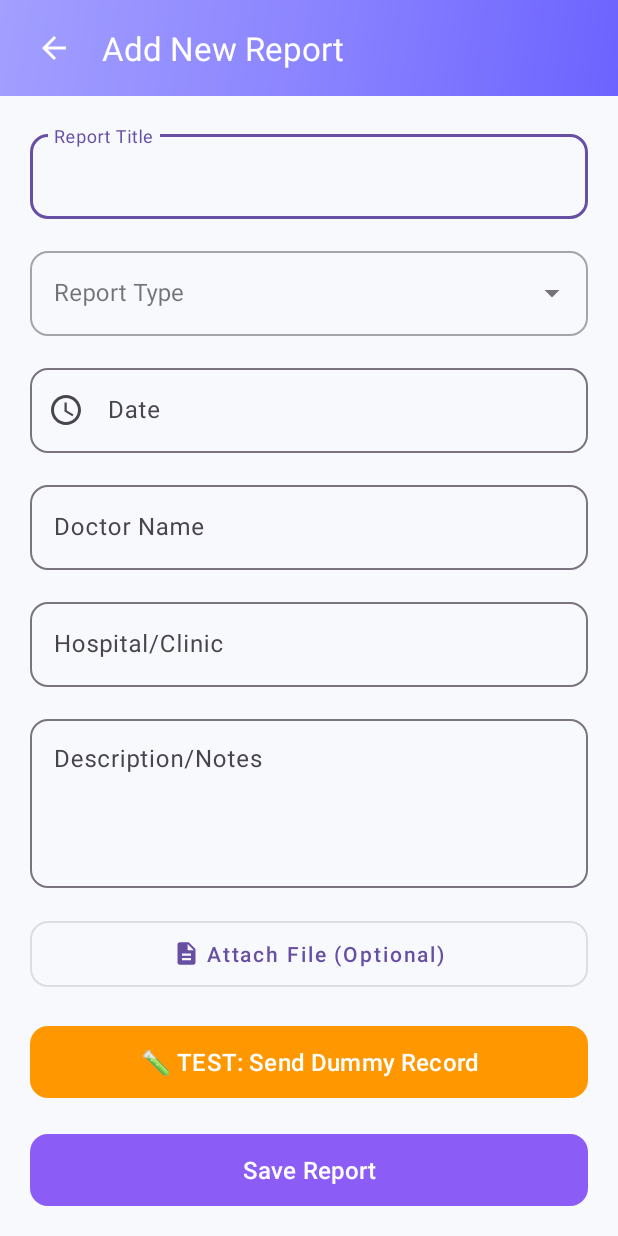
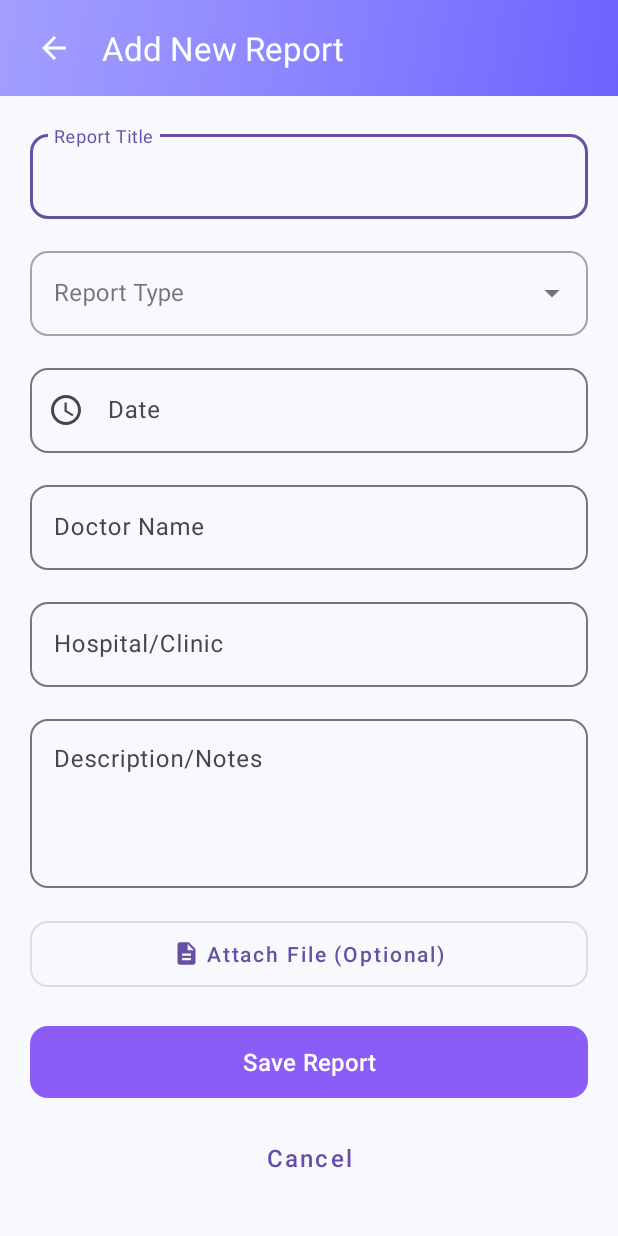
Before and after one commit to CC-LI-Jeffrey/Blockchain-based-Health-Wallet, an Android app: the AddReportActivity screen opened directly, with no data from a screen before it, on a phone screen of 412 x 824 dp. Run offline under Robolectric (Android 15) with nearby library versions, the phone set to English and light mode, and no system bars; libraries missing offline, so code that uses them is left out: com.reown.android, com.reown.appkit, org.web3j.abi, org.web3j.protocol, org.web3j.utils.

Commit message:
Update UI and comment

```diff
--- a/app/src/main/java/com/fyp/blockchainhealthwallet/ProfileActivity.kt
+++ b/app/src/main/java/com/fyp/blockchainhealthwallet/ProfileActivity.kt
@@ -119,7 +119,7 @@ class ProfileActivity : AppCompatActivity() {
                 Log.d(TAG, "Step 1 Result: personalInfoRef = $personalInfoRef")
 
                 if (personalInfoRef == null) {
-                    Log.w(TAG, "⚠️ personalInfoRef is NULL")
+                    Log.w(TAG, "personalInfoRef is NULL")
                 } else {
                     Log.d(TAG, "PersonalInfoRef details:")
                     Log.d(TAG, "  - exists: ${personalInfoRef.exists}")
--- a/app/src/main/java/com/fyp/blockchainhealthwallet/ReceivedRecordsActivity.kt
+++ b/app/src/main/java/com/fyp/blockchainhealthwallet/ReceivedRecordsActivity.kt
@@ -94,8 +94,8 @@ class ReceivedRecordsActivity : AppCompatActivity() {
                         share?.let {
                             Log.d(TAG, "Share $shareId: recipient=${it.recipientAddress}, category=${it.sharedDataCategory}")
                             // Check if this share is for current user
-                            if (it.recipientAddress.equals(address, ignoreCase = true)) {
-                                Log.d(TAG, "✅ Found share $shareId for current user!")
+                                if (it.recipientAddress.equals(address, ignoreCase = true)) {
+                                Log.d(TAG, "Found share $shareId for current user!")
                                 receivedShares.add(it)
                             }
                         }
--- a/app/src/main/java/com/fyp/blockchainhealthwallet/blockchain/BlockchainService.kt
+++ b/app/src/main/java/com/fyp/blockchainhealthwallet/blockchain/BlockchainService.kt
@@ -249,12 +249,12 @@ object BlockchainService {
                 ).send()
 
                 val elapsed = System.currentTimeMillis() - startTime
-                Log.d(TAG, "✅ $name RPC responded in ${elapsed}ms")
+                Log.d(TAG, "$name RPC responded in ${elapsed}ms")
 
                 return@withContext response
             } catch (e: Exception) {
                 val errorMsg = e.message ?: "Unknown error"
-                Log.w(TAG, "❌ $name RPC failed: $errorMsg")
+                Log.w(TAG, "$name RPC failed: $errorMsg")
                 lastException = e
                 // Continue to next endpoint
             }
@@ -345,7 +345,7 @@ object BlockchainService {
             )
 
             if (response.hasError()) {
-                Log.e(TAG, "❌ RPC Error: ${response.error.message}")
+                Log.e(TAG, "RPC Error: ${response.error.message}")
                 Log.e(TAG, "Error code: ${response.error.code}")
                 Log.e(TAG, "Error data: ${response.error.data}")
                 return@withContext null
@@ -356,7 +356,7 @@ object BlockchainService {
             Log.d(TAG, "Response is null or empty: ${result.isNullOrEmpty()}")
 
             if (result.isNullOrEmpty() || result == "0x") {
-                Log.w(TAG, "⚠️ Empty response from blockchain")
+                Log.w(TAG, "⚠Empty response from blockchain")
                 return@withContext null
             }
 
@@ -384,7 +384,7 @@ object BlockchainService {
             Log.d(TAG, "exists flag: $exists")
 
             if (!exists) {
-                Log.w(TAG, "⚠️ exists=false, no data stored")
+                Log.w(TAG, "exists=false, no data stored")
                 return@withContext null
             }
 
@@ -399,7 +399,7 @@ object BlockchainService {
             val stringDataEnd = stringDataStart + stringLength
 
             if (stringDataEnd > cleanHex.length) {
-                Log.e(TAG, "❌ String data out of bounds")
+                Log.e(TAG, "String data out of bounds")
                 return@withContext null
             }
 
@@ -417,7 +417,7 @@ object BlockchainService {
             )
 
             if (decodedResult.size < 5) {
-                Log.e(TAG, "❌ Invalid decoded result size: ${decodedResult.size}")
+                Log.e(TAG, "Invalid decoded result size: ${decodedResult.size}")
                 return@withContext null
             }
 
@@ -426,7 +426,7 @@ object BlockchainService {
             val createdAt = (decodedResult[2] as Uint256).value
             val lastUpdated = (decodedResult[3] as Uint256).value
 
-            Log.d(TAG, "✅ Successfully decoded PersonalInfoRef:")
+            Log.d(TAG, "Successfully decoded PersonalInfoRef:")
             Log.d(TAG, "  - IPFS Hash: $ipfsHash")
             Log.d(TAG, "  - Public Key Hash: $publicKeyHash")
             Log.d(TAG, "  - Created At: $createdAt")
@@ -640,11 +640,11 @@ object BlockchainService {
      */
     suspend fun sendDummyTestRecord(): String {
         Log.d(TAG, "========================================")
-        Log.d(TAG, "🧪 TESTING: Sending dummy personal info to HealthWalletV2...")
+        Log.d(TAG, "TESTING: Sending dummy personal info to HealthWalletV2...")
         Log.d(TAG, "========================================")
 
         // FORCE WalletManager to refresh its state
-        Log.d(TAG, "🔍 Forcing session state refresh...")
+        Log.d(TAG, "Forcing session state refresh...")
         WalletManager.forceRefreshSessionState()
 
         withContext(Dispatchers.Main) {
@@ -652,24 +652,24 @@ object BlockchainService {
         }
 
         if (!WalletManager.isConnected()) {
-            Log.e(TAG, "❌ NOT CONNECTED!")
+            Log.e(TAG, "NOT CONNECTED!")
             throw Exception("Wallet not connected. Please connect your wallet first.")
         }
 
         val account = try {
             AppKit.getAccount()
         } catch (e: Exception) {
-            Log.e(TAG, "❌ CRITICAL: Cannot get account from AppKit", e)
+            Log.e(TAG, "CRITICAL: Cannot get account from AppKit", e)
             throw Exception("WalletConnect session not available. Please reconnect your wallet.")
         }
 
         if (account == null) {
-            Log.e(TAG, "❌ CRITICAL: AppKit.getAccount() returned null!")
+            Log.e(TAG, "CRITICAL: AppKit.getAccount() returned null!")
             throw Exception("No wallet account available. Please connect your wallet first.")
         }
 
         val userAddress = account.address
-        Log.d(TAG, "✓ Address: $userAddress")
+        Log.d(TAG, "Address: $userAddress")
 
         val selectedChain = try {
             AppKit.getSelectedChain()
@@ -679,18 +679,18 @@ object BlockchainService {
         }
 
         val chainId = selectedChain?.chainReference ?: WalletManager.getChainId()
-        Log.d(TAG, "✓ Chain ID: $chainId")
+        Log.d(TAG, "Chain ID: $chainId")
 
         if (chainId == null) {
             throw Exception("No chain ID available - try reconnecting wallet.")
         }
 
         if (chainId != "11155111") {
-            Log.e(TAG, "⚠️ WRONG NETWORK! Current: $chainId, Expected: 11155111 (Sepolia)")
+            Log.e(TAG, "⚠WRONG NETWORK! Current: $chainId, Expected: 11155111 (Sepolia)")
             throw Exception("Wrong network! Please switch to Sepolia testnet. Current: $chainId")
         }
 
-        Log.d(TAG, "✓ On Sepolia network")
+        Log.d(TAG, "On Sepolia network")
 
         val nonce = try {
             withContext(Dispatchers.IO) {
@@ -700,7 +700,7 @@ object BlockchainService {
                 ).send()
 
                 val nonceValue = ethGetTransactionCount.transactionCount
-                Log.d(TAG, "✓ Nonce: $nonceValue")
+                Log.d(TAG, "Nonce: $nonceValue")
                 "0x${nonceValue.toString(16)}"
             }
         } catch (e: Exception) {
@@ -712,8 +712,8 @@ object BlockchainService {
         val dummyIpfsHash = "QmTestPersonalInfo123456789"
         val dummyPublicKeyHash = "0x" + "1234567890abcdef".repeat(4)  // 32 bytes hex
 
-        Log.d(TAG, "🧪 Dummy IPFS hash: $dummyIpfsHash")
-        Log.d(TAG, "🧪 Dummy public key hash: $dummyPublicKeyHash")
+        Log.d(TAG, "Dummy IPFS hash: $dummyIpfsHash")
+        Log.d(TAG, "Dummy public key hash: $dummyPublicKeyHash")
 
         // Encode setPersonalInfo function call
         val keyHashBytes = Numeric.hexStringToByteArray(dummyPublicKeyHash)
@@ -727,7 +727,7 @@ object BlockchainService {
         )
 
         val encodedFunction = FunctionEncoder.encode(function)
-        Log.d(TAG, "🧪 Encoded data: ${encodedFunction.take(66)}...")
+        Log.d(TAG, "Encoded data: ${encodedFunction.take(66)}...")
 
         return sendTransaction(
             from = userAddress,
@@ -1008,7 +1008,7 @@ object BlockchainService {
      */
     suspend fun getReportIds(userAddress: String): List<BigInteger> = withContext(Dispatchers.IO) {
         try {
-            Log.d(TAG, "🔍 Getting report IDs for: $userAddress")
+            Log.d(TAG, "Getting report IDs for: $userAddress")
 
             // Try direct contract call first
             val function = org.web3j.abi.datatypes.Function(
@@ -1018,7 +1018,7 @@ object BlockchainService {
             )
 
             val encodedFunction = FunctionEncoder.encode(function)
-            Log.d(TAG, "📤 Encoded function: $encodedFunction")
+            Log.d(TAG, "Encoded function: $encodedFunction")
 
             val response = web3j.ethCall(
                 org.web3j.protocol.core.methods.request.Transaction.createEthCallTransaction(
@@ -1030,12 +1030,12 @@ object BlockchainService {
             ).send()
 
             if (response.hasError()) {
-                Log.e(TAG, "❌ Error getting report IDs: ${response.error.message}")
+                Log.e(TAG, "Error getting report IDs: ${response.error.message}")
                 Log.e(TAG, "Error code: ${response.error.code}, Data: ${response.error.data}")
 
                 // If access control error, try fetching from events
                 if (response.error.message.contains("No access") || response.error.message.contains("revert")) {
-                    Log.w(TAG, "⚠️ Access control blocking read, trying events...")
+                    Log.w(TAG, "Access control blocking read, trying events...")
                     return@withContext getReportIdsFromEvents(userAddress)
                 }
 
@@ -1043,10 +1043,10 @@ object BlockchainService {
             }
 
             val result = response.value
-            Log.d(TAG, "📥 Response value: $result")
+            Log.d(TAG, "Response value: $result")
 
             if (result.isNullOrEmpty() || result == "0x") {
-                Log.w(TAG, "⚠️ Empty response - trying events...")
+                Log.w(TAG, "Empty response - trying events...")
                 return@withContext getReportIdsFromEvents(userAddress)
             }
 
@@ -1056,17 +1056,17 @@ object BlockchainService {
             )
 
             if (decodedResult.isEmpty()) {
-                Log.w(TAG, "⚠️ Decoded result is empty - trying events...")
+                Log.w(TAG, "Decoded result is empty - trying events...")
                 return@withContext getReportIdsFromEvents(userAddress)
             }
 
             @Suppress("UNCHECKED_CAST")
             val ids = (decodedResult[0] as DynamicArray<Uint256>).value
             val reportIds = ids.map { it.value }
-            Log.d(TAG, "✅ Found ${reportIds.size} report IDs: $reportIds")
+            Log.d(TAG, "Found ${reportIds.size} report IDs: $reportIds")
             reportIds
         } catch (e: Exception) {
-            Log.e(TAG, "❌ Error getting report IDs, trying events...", e)
+            Log.e(TAG, "Error getting report IDs, trying events...", e)
             getReportIdsFromEvents(userAddress)
         }
     }
@@ -1107,7 +1107,7 @@ object BlockchainService {
             val logs = web3j.ethGetLogs(eventFilter).send()
 
             if (logs.hasError()) {
-                Log.e(TAG, "❌ Error fetching events: ${logs.error.message}")
+                Log.e(TAG, "Error fetching events: ${logs.error.message}")
                 return@withContext emptyList()
             }
 
@@ -1125,11 +1125,11 @@ object BlockchainService {
                 }
             }.distinct().sorted()
 
-            Log.d(TAG, "✅ Found ${reportIds.size} report IDs from events: $reportIds")
+            Log.d(TAG, "Found ${reportIds.size} report IDs from events: $reportIds")
             reportIds
 
         } catch (e: Exception) {
-            Log.e(TAG, "❌ Error fetching report IDs from events", e)
+            Log.e(TAG, "Error fetching report IDs from events", e)
             emptyList()
         }
     }
@@ -1224,7 +1224,7 @@ object BlockchainService {
 
             val reportType = ReportType.values().getOrNull(reportTypeValue) ?: ReportType.OTHER
 
-            Log.d(TAG, "✅ Decoded report: id=$id, type=$reportType, hasFile=$hasFile")
+            Log.d(TAG, "Decoded report: id=$id, type=$reportType, hasFile=$hasFile")
 
             MedicalReportRef(
                 id = id,
@@ -1358,7 +1358,7 @@ object BlockchainService {
             Log.d(TAG, "Raw response value: $result")
 
             if (result.isNullOrEmpty() || result == "0x") {
-                Log.w(TAG, "⚠️ Empty response from blockchain - no shares found")
+                Log.w(TAG, "Empty response from blockchain - no shares found")
                 return@withContext emptyList()
             }
 
@@ -1370,7 +1370,7 @@ object BlockchainService {
             Log.d(TAG, "Decoded result size: ${decodedResult.size}")
 
             if (decodedResult.isEmpty()) {
-                Log.w(TAG, "⚠️ Decoded result is empty")
+                Log.w(TAG, "Decoded result is empty")
                 return@withContext emptyList()
             }
 
@@ -1378,10 +1378,10 @@ object BlockchainService {
             val ids = (decodedResult[0] as DynamicArray<Uint256>).value
             val shareIds = ids.map { it.value }
 
-            Log.d(TAG, "✅ Successfully retrieved ${shareIds.size} share IDs: $shareIds")
+            Log.d(TAG, "Successfully retrieved ${shareIds.size} share IDs: $shareIds")
             shareIds
         } catch (e: Exception) {
-            Log.e(TAG, "❌ Exception getting share IDs for $userAddress", e)
+            Log.e(TAG, "Exception getting share IDs for $userAddress", e)
             Log.e(TAG, "Exception type: ${e.javaClass.name}")
             Log.e(TAG, "Exception message: ${e.message}")
             e.printStackTrace()
@@ -1512,7 +1512,7 @@ object BlockchainService {
                 encryptedCategoryKey = encryptedCategoryKey
             )
 
-            Log.d(TAG, "✅ Successfully retrieved share record $shareId")
+            Log.d(TAG, "Successfully retrieved share record $shareId")
             shareRecord
 
         } catch (e: Exception) {
@@ -1826,9 +1826,9 @@ object BlockchainService {
      */
     suspend fun hasPersonalInfo(userAddress: String): Boolean = withContext(Dispatchers.IO) {
         try {
-            Log.d(TAG, "🔍 Checking personal info for address: $userAddress")
-            Log.d(TAG, "🔗 Using RPC: $RPC_URL")
-            Log.d(TAG, "📝 Contract: $CONTRACT_ADDRESS")
+            Log.d(TAG, "Checking personal info for address: $userAddress")
+            Log.d(TAG, "Using RPC: $RPC_URL")
+            Log.d(TAG, "Contract: $CONTRACT_ADDRESS")
 
             val function = org.web3j.abi.datatypes.Function(
                 "hasPersonalInfo",
@@ -1848,21 +1848,21 @@ object BlockchainService {
                 org.web3j.protocol.core.DefaultBlockParameterName.LATEST
             ).send()
 
-            Log.d(TAG, "📥 Response received")
+            Log.d(TAG, "Response received")
 
             if (response.hasError()) {
-                Log.e(TAG, "❌ RPC Error: ${response.error.message}")
-                Log.e(TAG, "❌ Error code: ${response.error.code}")
+                Log.e(TAG, "RPC Error: ${response.error.message}")
+                Log.e(TAG, "Error code: ${response.error.code}")
                 // RPC error - don't block the user, assume they have personal info
-                Log.w(TAG, "⚠️ RPC failed, allowing user to proceed")
+                Log.w(TAG, "RPC failed, allowing user to proceed")
                 return@withContext true  // Allow user to try
             }
 
             val result = response.value
-            Log.d(TAG, "📦 Raw result: $result")
+            Log.d(TAG, "Raw result: $result")
 
             if (result.isNullOrEmpty() || result == "0x") {
-                Log.w(TAG, "⚠️ Empty result from RPC")
+                Log.w(TAG, "Empty result from RPC")
                 return@withContext true  // Allow user to try
             }
 
@@ -1872,7 +1872,7 @@ object BlockchainService {
             )
 
             if (decodedResult.isEmpty()) {
-                Log.w(TAG, "⚠️ Could not decode result")
+                Log.w(TAG, "Could not decode result")
                 return@withContext true  // Allow user to try
             }
 
@@ -1882,7 +1882,7 @@ object BlockchainService {
         } catch (e: Exception) {
             Log.e(TAG, "❌ Exception checking personal info: ${e.message}", e)
             // Network error - don't block the user
-            Log.w(TAG, "⚠️ Exception occurred, allowing user to proceed")
+            Log.w(TAG, "Exception occurred, allowing user to proceed")
             true  // Allow user to try - blockchain will reject if no personal info
         }
     }
--- a/app/src/main/java/com/fyp/blockchainhealthwallet/blockchain/CategoryKeyManager.kt
+++ b/app/src/main/java/com/fyp/blockchainhealthwallet/blockchain/CategoryKeyManager.kt
@@ -266,7 +266,7 @@ object CategoryKeyManager {
         // In production, this should use RSA or ECDH with recipient's public key
         // TODO: Implement proper asymmetric encryption when recipient key exchange is implemented
 
-        Log.w(TAG, "⚠️ Using placeholder encryption for category key sharing")
+        Log.w(TAG, "Using placeholder encryption for category key sharing")
         Log.w(TAG, "TODO: Implement RSA/ECDH encryption with recipient's public key")
 
         // Placeholder: XOR with SHA-256 of recipient's public key
--- a/app/src/main/java/com/fyp/blockchainhealthwallet/blockchain/EncryptionHelper.kt
+++ b/app/src/main/java/com/fyp/blockchainhealthwallet/blockchain/EncryptionHelper.kt
@@ -251,7 +251,7 @@ object EncryptionHelper {
         // Return key as Base64 (not truly encrypted - caller must store this!)
         val keyString = keyToString(result.aesKey)
 
-        Log.w(TAG, "⚠️ Using deprecated prepareFileForUpload() - key must be stored or will be lost!")
+        Log.w(TAG, "Using deprecated prepareFileForUpload() - key must be stored or will be lost!")
         Log.d(TAG, "File prepared for upload: encrypted file = ${encryptedFile.absolutePath}")
 
         return Pair(encryptedFile, keyString)
--- a/app/src/main/res/layout/activity_add_report.xml
+++ b/app/src/main/res/layout/activity_add_report.xml
@@ -184,17 +184,7 @@
                 tools:text="File: report.pdf"
                 tools:visibility="visible" />
 
-            <!-- TEST BUTTON: Send Dummy Data -->
-            <com.google.android.material.button.MaterialButton
-                android:id="@+id/btnTestDummyData"
-                android:layout_width="match_parent"
-                android:layout_height="56dp"
-                android:layout_marginBottom="16dp"
-                android:text="🧪 TEST: Send Dummy Record"
-                android:textAllCaps="false"
-                android:textSize="16sp"
-                app:backgroundTint="#FF9800"
-                app:cornerRadius="12dp" />
+            <!-- TEST BUTTON REMOVED -->
 
             <!-- Save Button -->
             <com.google.android.material.button.MaterialButton
--- a/app/src/main/res/layout/activity_reports.xml
+++ b/app/src/main/res/layout/activity_reports.xml
@@ -57,7 +57,7 @@
             android:layout_width="match_parent"
             android:layout_height="wrap_content"
             android:orientation="vertical"
-            android:layout_marginTop="-20dp"
+            android:layout_marginTop="12dp"
             android:padding="16dp">
 
             <!-- Info Card -->
```
Also changed, not shown: app/src/main/java/com/fyp/blockchainhealthwallet/AddReportActivity.kt (+3 -69 lines), app/src/main/java/com/fyp/blockchainhealthwallet/ReportsActivity.kt (+8 -8 lines), app/src/main/java/com/fyp/blockchainhealthwallet/ViewReportActivity.kt (+6 -6 lines), app/src/main/java/com/fyp/blockchainhealthwallet/wallet/WalletManager.kt (+12 -12 lines).
